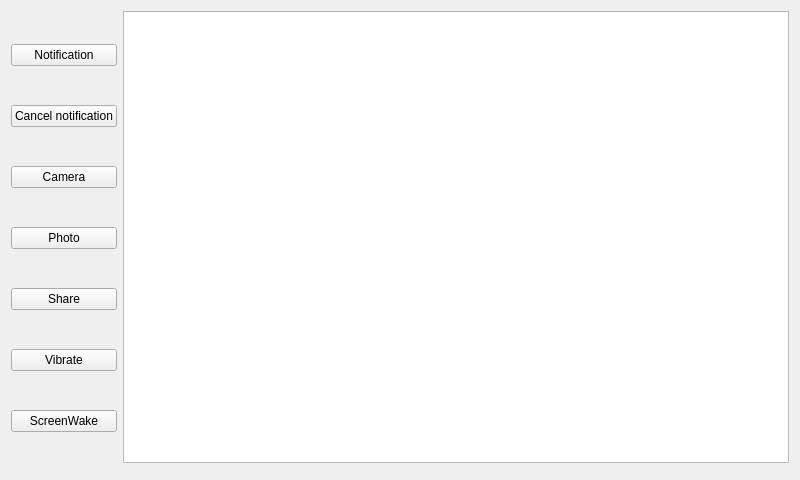
This is daemon/MainWindow.ui in KangLin/QtAndroidUtils as Qt 5 draws it before an edit. The edited form follows.
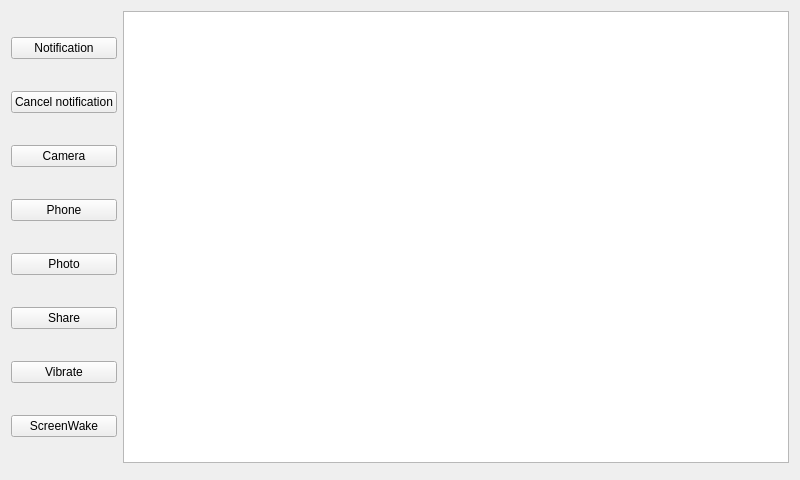
This is the edited form.

Commit message: Add call phone

Patch:
```diff
--- a/daemon/MainWindow.ui
+++ b/daemon/MainWindow.ui
@@ -38,6 +38,13 @@
         </property>
        </widget>
       </item>
+      <item>
+       <widget class="QPushButton" name="ptPhone">
+        <property name="text">
+         <string>Phone</string>
+        </property>
+       </widget>
+      </item>
       <item>
        <widget class="QPushButton" name="pbPhoto">
         <property name="text">
```
The commit also changes 6 other files.
